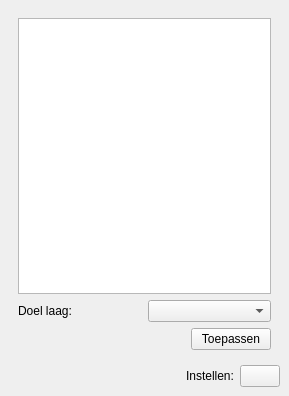
The window that ui_styleLoadWgt.ui (milieuinfo/Stijl-laden) describes before a commit, drawn with Qt 5.
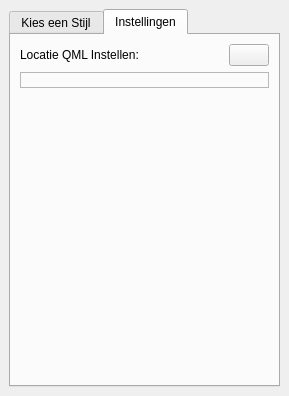
The same window after the commit. Icons and pictures are not drawn.

The edit to the form file:
```diff
--- a/ui_styleLoadWgt.ui
+++ b/ui_styleLoadWgt.ui
@@ -18,7 +18,17 @@
    <string>Stijl Laden</string>
   </property>
   <widget class="QWidget" name="styleWgt">
-   <layout class="QVBoxLayout" name="verticalLayout_2">
+   <layout class="QVBoxLayout" name="verticalLayout_3">
+    <item>
+     <widget class="QTabWidget" name="tabWidget">
+      <property name="currentIndex">
+       <number>1</number>
+      </property>
+      <widget class="QWidget" name="tab">
+       <attribute name="title">
+        <string>Kies een Stijl</string>
+       </attribute>
+       <layout class="QVBoxLayout" name="verticalLayout_4">
     <item>
      <widget class="QWidget" name="widget" native="true">
       <layout class="QVBoxLayout" name="verticalLayout">
@@ -70,6 +80,13 @@
       </layout>
      </widget>
     </item>
+       </layout>
+      </widget>
+      <widget class="QWidget" name="tab_2">
+       <attribute name="title">
+        <string>Instellingen</string>
+       </attribute>
+       <layout class="QVBoxLayout" name="verticalLayout_2">
     <item>
      <layout class="QHBoxLayout" name="horizontalLayout_3">
       <property name="sizeConstraint">
@@ -78,23 +95,16 @@
       <property name="bottomMargin">
        <number>0</number>
       </property>
-      <item>
-       <spacer name="horizontalSpacer_2">
-        <property name="orientation">
-         <enum>Qt::Horizontal</enum>
-        </property>
-        <property name="sizeHint" stdset="0">
-         <size>
-          <width>40</width>
-          <height>20</height>
-         </size>
-        </property>
-       </spacer>
-      </item>
       <item>
        <widget class="QLabel" name="label_2">
+            <property name="sizePolicy">
+             <sizepolicy hsizetype="MinimumExpanding" vsizetype="Preferred">
+              <horstretch>0</horstretch>
+              <verstretch>0</verstretch>
+             </sizepolicy>
+            </property>
         <property name="text">
-         <string>Instellen:</string>
+             <string>Locatie QML Instellen:</string>
         </property>
        </widget>
       </item>
@@ -119,6 +129,39 @@
        </widget>
       </item>
      </layout>
+        </item>
+        <item>
+         <widget class="QLabel" name="qmlFolderLbl">
+          <property name="frameShape">
+           <enum>QFrame::StyledPanel</enum>
+          </property>
+          <property name="frameShadow">
+           <enum>QFrame::Sunken</enum>
+          </property>
+          <property name="text">
+           <string/>
+          </property>
+          <property name="openExternalLinks">
+           <bool>true</bool>
+          </property>
+         </widget>
+        </item>
+        <item>
+         <spacer name="verticalSpacer">
+          <property name="orientation">
+           <enum>Qt::Vertical</enum>
+          </property>
+          <property name="sizeHint" stdset="0">
+           <size>
+            <width>20</width>
+            <height>40</height>
+           </size>
+          </property>
+         </spacer>
+        </item>
+       </layout>
+      </widget>
+     </widget>
     </item>
    </layout>
   </widget>
```
Lines whose indentation alone changed are shown as unchanged.
